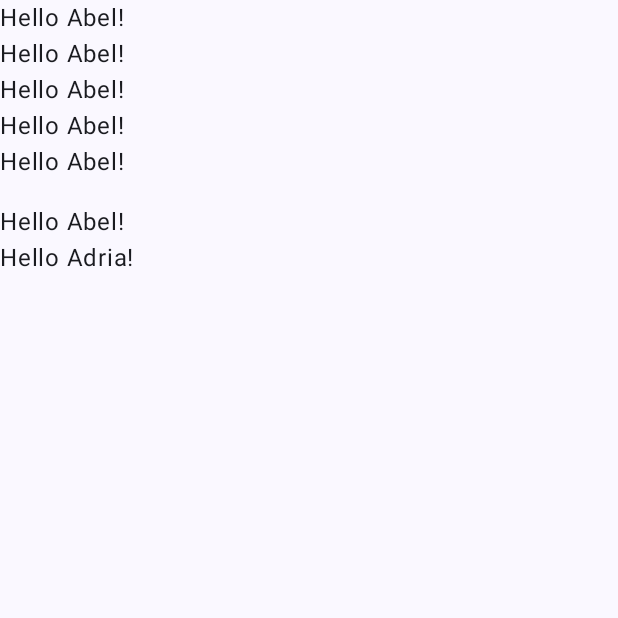
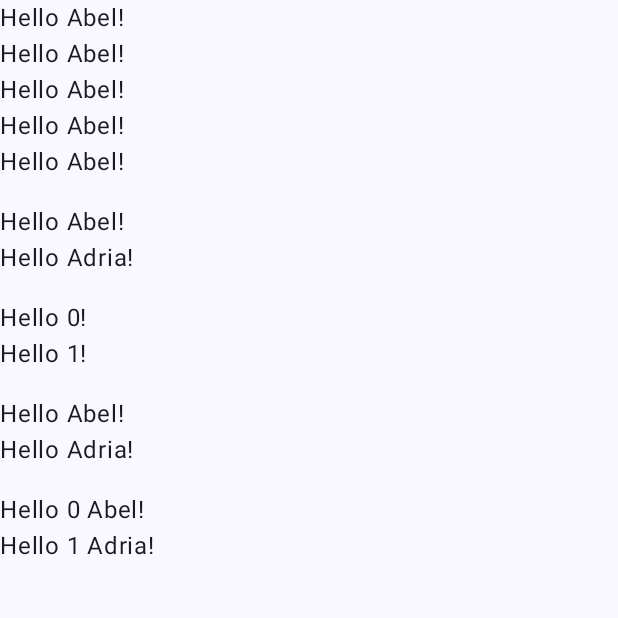
Before and after one commit to abelpujol99/DemoKotlin, an Android app built with Jetpack Compose: the screen it shows after launch (MainActivity), on a phone screen of 412 x 824 dp, the top half of it. Run offline under Robolectric (Android 15) with nearby library versions, the phone set to English and light mode, and no system bars.

Commit message:
For each examples

```diff
--- a/app/src/main/java/com/example/demokotlin/MainActivity.kt
+++ b/app/src/main/java/com/example/demokotlin/MainActivity.kt
@@ -40,6 +40,25 @@ class MainActivity : ComponentActivity() {
                         {
                             PrintToScreen(name)
                         }
+
+                        Spacer(modifier = Modifier.height(16.dp))
+
+                        for(i in names.indices)
+                        {
+                            PrintToScreen(i.toString())
+                        }
+
+                        Spacer(modifier = Modifier.height(16.dp))
+
+                        names.forEach{ name ->
+                            PrintToScreen(name)
+                        }
+
+                        Spacer(modifier = Modifier.height(16.dp))
+
+                        names.forEachIndexed{ i, name ->
+                            PrintToScreen(i.toString() + " " + name)
+                        }
                     }
                 }
             }
```
